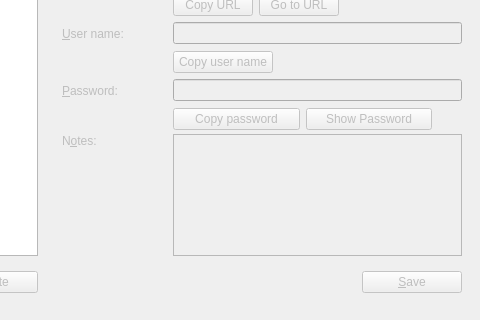
Above: MainWindow.ui from veaceslav/qpass-qt5 before the change; both pictures show x 172 to 652 and y 105 to 425 of the 652 by 425 pixel window. Below: the same form after it.
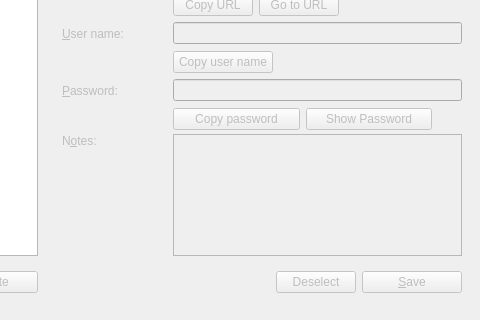
That is the form after the change.

Commit message: Added button to deselect entry

Diff of the .ui file:
```diff
--- a/MainWindow.ui
+++ b/MainWindow.ui
@@ -432,6 +432,13 @@
             </property>
            </spacer>
           </item>
+          <item>
+           <widget class="QPushButton" name="deselectButton">
+            <property name="text">
+             <string>Deselect</string>
+            </property>
+           </widget>
+          </item>
           <item>
            <widget class="QPushButton" name="saveButton">
             <property name="enabled">
```
Left out of the diff: 1 changed line with no effect on the pictures. The commit also changes 1 other file.
